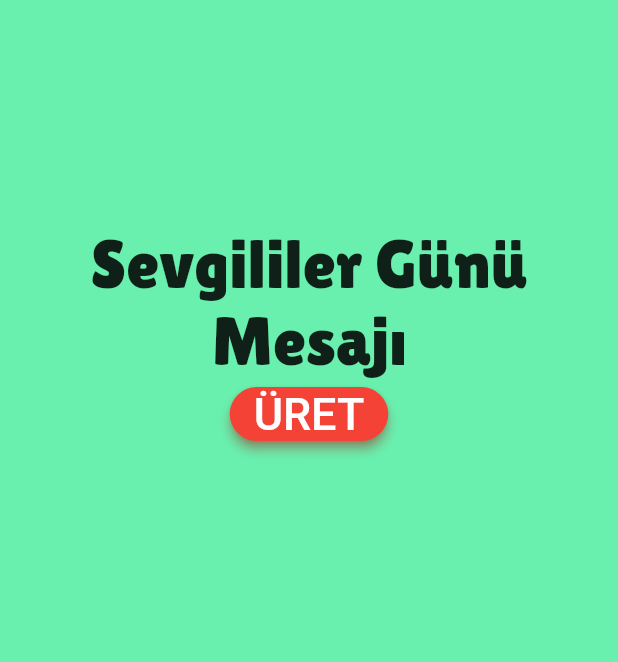
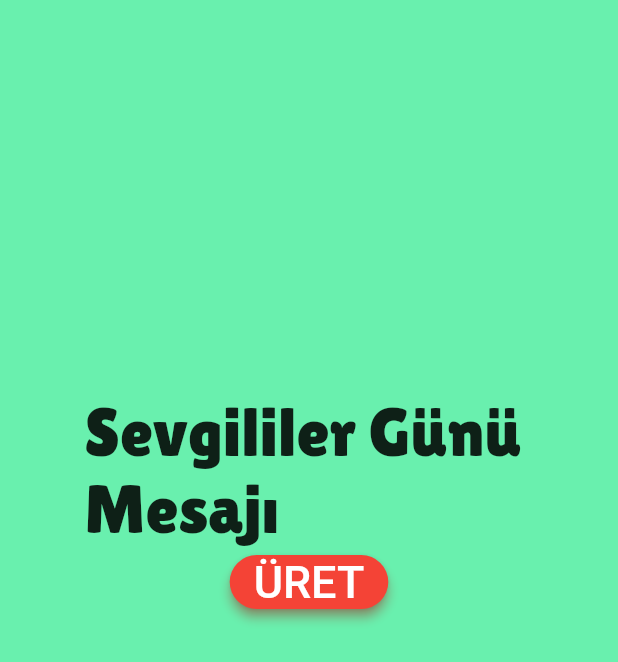
Before and after one commit to resulbdev/mesaj-uret, a Flutter app: the SevgililerGunu screen opened directly, on a phone screen of 412 x 824 dp. Shown: the top 662 px of the screen. Run offline on Flutter 3.47's test engine with Material 2 defaults, Android fonts, the phone set to English and light mode, and no system bars; our stand-ins replace google_fonts.

Commit message:
Refactor main dart and minor section

```diff
--- a/lib/MesajTurleri/sevgililer_gunu.dart
+++ b/lib/MesajTurleri/sevgililer_gunu.dart
@@ -46,23 +46,21 @@ class _SevgililerGunuState extends State<SevgililerGunu> {
     return Scaffold(
       backgroundColor: Colors.greenAccent,
       body: Center(
+        child: SingleChildScrollView(
           child: Column(
             children: [
               const SizedBox(
                 height: 150,
               ),
-            Text("Sevgililer Günü",
+              Center(
+                child: Text("Sevgililer Günü \nMesajı",
                     style: GoogleFonts.lilitaOne(
                       textStyle: const TextStyle(
                         fontSize: 45,
                       ),
                     )),
-            Text("Mesajı",
-                style: GoogleFonts.lilitaOne(
-                  textStyle: const TextStyle(
-                    fontSize: 45,
               ),
-                )),
+
               ElevatedButton(
                 style: ElevatedButton.styleFrom(
                   primary: Colors.red,
@@ -80,14 +78,14 @@ class _SevgililerGunuState extends State<SevgililerGunu> {
                 ),
                 onPressed: sevgiliMesajYenile,
               ),
-            const Spacer(),
+              // const Spacer(),
               Container(
                 padding: const EdgeInsets.symmetric(horizontal: 25),
                 height: 300,
                 width: double.infinity,
                 child: Padding(
-                padding:
-                    const EdgeInsets.symmetric(vertical: 5.0, horizontal: 20.0),
+                  padding: const EdgeInsets.symmetric(
+                      vertical: 5.0, horizontal: 20.0),
                   child: SelectableText(
                     sevgiliSozler[sevgiliMesajNo],
                     style: const TextStyle(
@@ -97,10 +95,11 @@ class _SevgililerGunuState extends State<SevgililerGunu> {
                   ),
                 ),
               ),
-            const SizedBox(
-              height: 70,
-            )
+              // const SizedBox(
+              //   height: 70,
+              // )
             ],
+          ),
         ),
       ),
     );
```
Also changed, not shown: lib/main.dart (+1 -83 lines), lib/pages/home.dart (added, +77 -0 lines), lib/MesajTurleri/detail.dart (added), 6 other files. Lines whose indentation alone changed are shown as unchanged.
